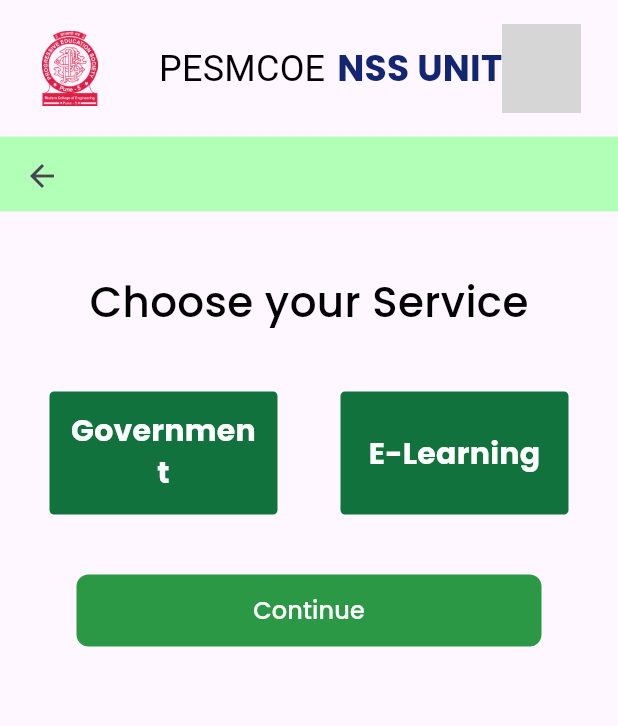
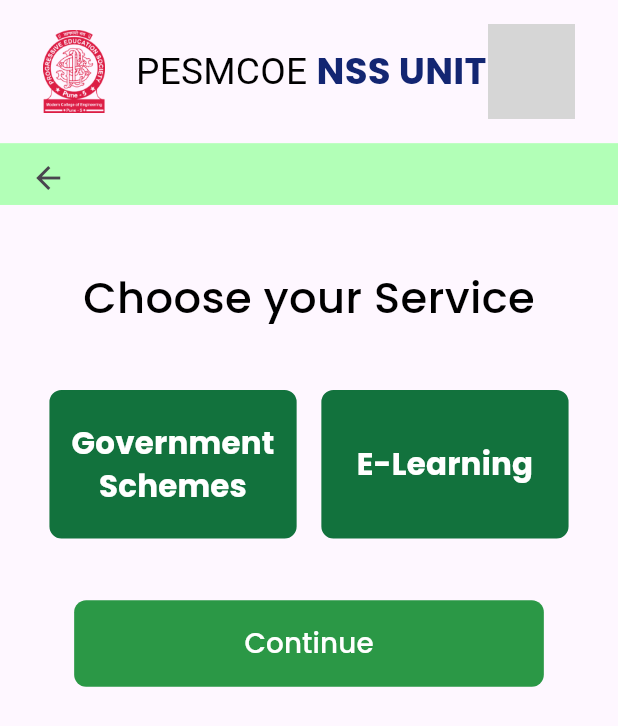
Before and after one commit to Mohanish-25/farmers_app, a Flutter app: the ServiceEnglishScreen screen opened directly, on a phone screen of 412 x 824 dp. Shown: the top 726 px of the screen. Run offline on Flutter 3.47's test engine with Material 3 defaults, Android fonts, the light colour scheme and no system bars; our stand-ins replace fluttertoast; network calls fail; Roboto replaces fonts that are missing (Poppins-SemiBold); grey boxes are pictures that could not be loaded.

Commit message:
Made the UI dynamic using mediaQuery

```diff
--- a/lib/Componets/header.dart
+++ b/lib/Componets/header.dart
@@ -13,8 +13,23 @@
 
   @override
   Widget build(BuildContext context) {
+    // Get the width of the screen
+    final screenWidth = MediaQuery.of(context).size.width;
+
+    // Define responsive dimensions
+    final logoWidth =
+        screenWidth * 0.1; // College logo width as 10% of screen width
+    final nssLogoWidth =
+        screenWidth * 0.14; // NSS logo width as 14% of screen width
+    final spacingBetweenLogos =
+        screenWidth * 0.05; // Spacing as 5% of screen width
+    final textFontSize = screenWidth * 0.06; // Font size as 6% of screen width
+
     return Container(
-      padding: const EdgeInsets.symmetric(horizontal: 28.0, vertical: 16.0),
+      padding: EdgeInsets.symmetric(
+        horizontal: screenWidth * 0.07, // Padding as 7% of screen width
+        vertical: 16.0,
+      ),
       child: Row(
         mainAxisAlignment: MainAxisAlignment.spaceBetween,
         crossAxisAlignment: CrossAxisAlignment.center,
@@ -23,40 +38,44 @@
             children: [
               Image.asset(
                 collegeLogo,
-                width: 37,
-                height: 50.21,
+                width: logoWidth,
+                height: logoWidth * 1.35, // Maintain aspect ratio
                 fit: BoxFit.contain,
               ),
-              const SizedBox(width: 41),
-              const Text(
-                'PESMCOE',
+              SizedBox(width: spacingBetweenLogos),
+              Row(
+                crossAxisAlignment: CrossAxisAlignment.start,
+                children: [
+                  Text(
+                    'PESMCOE ',
                     style: TextStyle(
                       fontFamily: 'Poppins-SemiBold',
-                  fontSize: 24,
+                      fontSize: textFontSize,
                       fontWeight: FontWeight.w400,
                       letterSpacing: 0.15,
                       color: Colors.black,
                       height: 1.2,
                     ),
-              ),
-              const SizedBox(width: 8),
-              const Text(
+                  ), // Adjust spacing between text
+                  Text(
                     'NSS UNIT',
                     style: TextStyle(
                       fontFamily: 'Poppins',
-                  fontSize: 24,
+                      fontSize: textFontSize,
                       fontWeight: FontWeight.w700,
                       letterSpacing: 0.15,
-                  color: Color(0xFF132672),
+                      color: const Color(0xFF132672),
                       height: 1.2,
                     ),
                   ),
                 ],
               ),
+            ],
+          ),
           Image.network(
             nssLogo,
-            width: 52.54,
-            height: 59,
+            width: nssLogoWidth,
+            height: nssLogoWidth * 1.1, // Maintain aspect ratio
             fit: BoxFit.contain,
           ),
         ],
--- a/lib/Screens/service_english.dart
+++ b/lib/Screens/service_english.dart
@@ -22,16 +22,24 @@
 
   @override
   Widget build(BuildContext context) {
+    final screenWidth = MediaQuery.of(context).size.width;
+    final screenHeight = MediaQuery.of(context).size.height;
+
     return Scaffold(
       body: Column(
         children: [
           const Header(),
+
           // Top Green Bar
           Container(
             color: const Color(0xFFB2FFB7),
-            padding: const EdgeInsets.fromLTRB(4, 6, 16, 6),
-            height: 50,
+            padding: EdgeInsets.symmetric(
+              horizontal: screenWidth * 0.02,
+              vertical: screenHeight * 0.004,
+            ),
+            height: screenHeight * 0.05,
             child: Row(
+              crossAxisAlignment: CrossAxisAlignment.center,
               children: [
                 IconButton(
                   icon: const Icon(Icons.arrow_back),
@@ -44,13 +52,13 @@
           ),
 
           // Choose Service Text
-          const Padding(
-            padding: EdgeInsets.only(top: 40),
+          Padding(
+            padding: EdgeInsets.only(top: screenHeight * 0.05),
             child: Text(
               'Choose your Service',
               style: TextStyle(
                 fontFamily: 'Poppins',
-                fontSize: 28,
+                fontSize: screenWidth * 0.07,
                 fontWeight: FontWeight.w500,
                 color: Colors.black,
               ),
@@ -59,11 +67,15 @@
 
           // Service Options
           Padding(
-            padding: const EdgeInsets.symmetric(horizontal: 33, vertical: 40),
+            padding: EdgeInsets.symmetric(
+              horizontal: screenWidth * 0.08,
+              vertical: screenHeight * 0.05,
+            ),
             child: Row(
               mainAxisAlignment: MainAxisAlignment.spaceBetween,
               children: [
                 _buildServiceButton(
+                  context,
                   'Government\nSchemes',
                   isGovernmentSchemeSelected,
                   (isSelected) {
@@ -79,6 +91,7 @@
                   },
                 ),
                 _buildServiceButton(
+                  context,
                   'E-Learning',
                   isELearningSelected,
                   onELearningSelect,
@@ -89,26 +102,26 @@
 
           // Continue Button
           Padding(
-            padding: const EdgeInsets.symmetric(horizontal: 51),
+            padding: EdgeInsets.symmetric(horizontal: screenWidth * 0.12),
             child: SizedBox(
               width: double.infinity,
-              height: 48,
+              height: screenHeight * 0.07,
               child: ElevatedButton(
                 onPressed: onContinue,
                 style: ButtonStyle(
                   backgroundColor:
-                      WidgetStateProperty.all<Color>(const Color(0xFF2B9846)),
-                  shape: WidgetStateProperty.all<RoundedRectangleBorder>(
+                      MaterialStateProperty.all<Color>(const Color(0xFF2B9846)),
+                  shape: MaterialStateProperty.all<RoundedRectangleBorder>(
                     RoundedRectangleBorder(
                       borderRadius: BorderRadius.circular(8),
                     ),
                   ),
                 ),
-                child: const Text(
+                child: Text(
                   'Continue',
                   style: TextStyle(
                     fontFamily: 'Poppins',
-                    fontSize: 16,
+                    fontSize: screenWidth * 0.045,
                     fontWeight: FontWeight.w500,
                     color: Colors.white,
                   ),
@@ -122,19 +135,26 @@
   }
 
   Widget _buildServiceButton(
+    BuildContext context,
     String text,
     bool isSelected,
     Function(bool)? onSelect,
   ) {
+    final screenWidth = MediaQuery.of(context).size.width;
+    final screenHeight = MediaQuery.of(context).size.height;
+
     return GestureDetector(
       onTap: () => onSelect?.call(!isSelected),
       child: Container(
-        width: 152,
-        height: 82,
-        padding: const EdgeInsets.symmetric(horizontal: 10, vertical: 10),
+        width: screenWidth * 0.4,
+        height: screenHeight * 0.12,
+        padding: EdgeInsets.symmetric(
+          horizontal: screenWidth * 0.02,
+          vertical: screenHeight * 0.01,
+        ),
         decoration: BoxDecoration(
           color: const Color(0xFF12723D),
-          borderRadius: BorderRadius.circular(3),
+          borderRadius: BorderRadius.circular(8),
           border: Border.all(
             color: const Color(0xFF12723D),
             width: 2,
@@ -144,9 +164,9 @@
           child: Text(
             text,
             textAlign: TextAlign.center,
-            style: const TextStyle(
+            style: TextStyle(
               fontFamily: 'Poppins',
-              fontSize: 20,
+              fontSize: screenWidth * 0.05,
               fontWeight: FontWeight.w700,
               color: Colors.white,
               letterSpacing: 0.15,
```
Also changed, not shown: lib/Screens/details_samman_english.dart (+28 -13 lines), lib/Screens/listings_english.dart (+33 -43 lines). Lines whose indentation alone changed are shown as unchanged.
